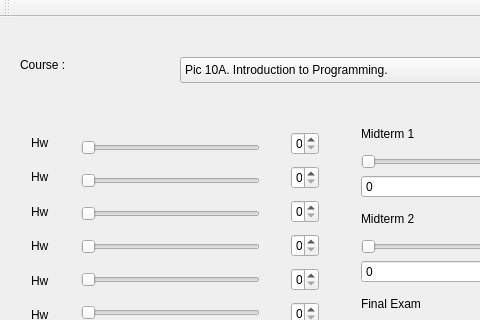
This is mainwindow.ui in Saahil12/10C-HW2 as Qt 5 draws it before an edit; both pictures show x 0 to 480 and y 0 to 320 of the 575 by 535 pixel window. The edited form follows.
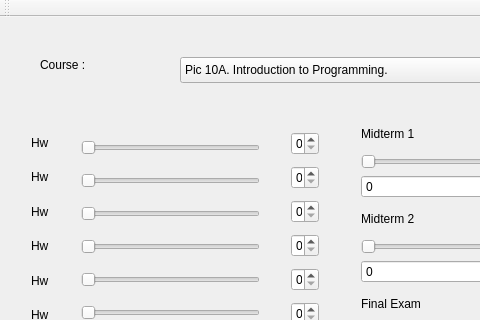
This is the edited form.

Commit message: Added fromB_toA() for when classes are changed in the comboBox

Patch:
```diff
--- a/mainwindow.ui
+++ b/mainwindow.ui
@@ -68,7 +68,7 @@
    <widget class="QLabel" name="label_course">
     <property name="geometry">
      <rect>
-      <x>20</x>
+      <x>40</x>
       <y>40</y>
       <width>60</width>
       <height>16</height>
```
The commit also changes 2 other files.
